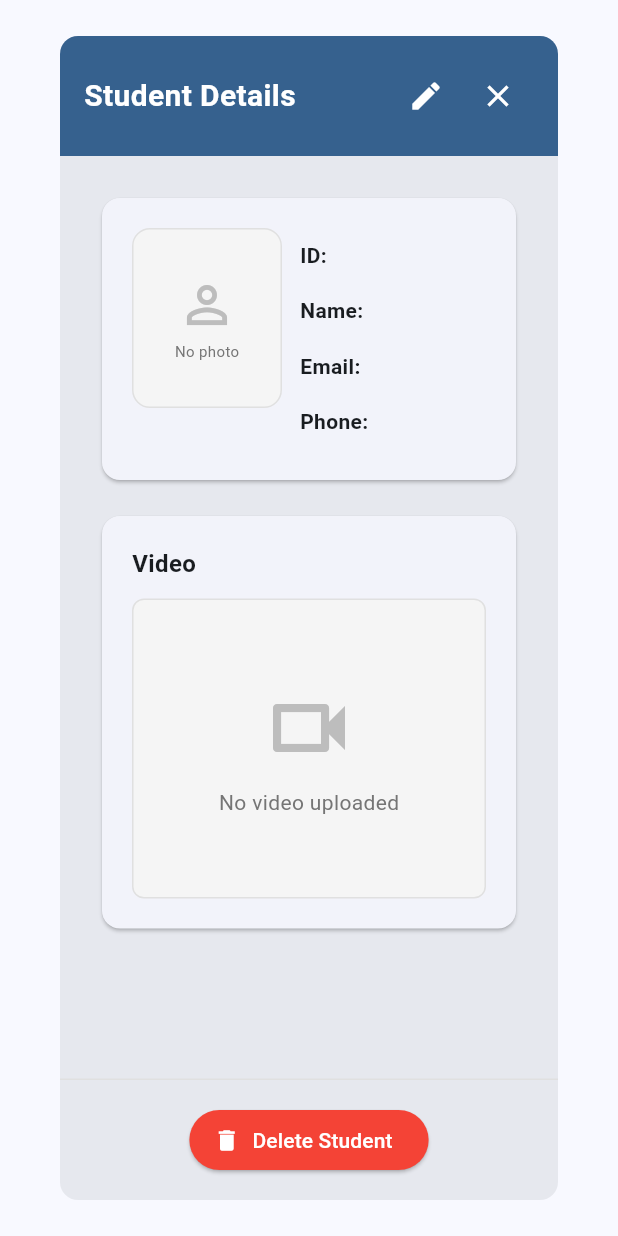
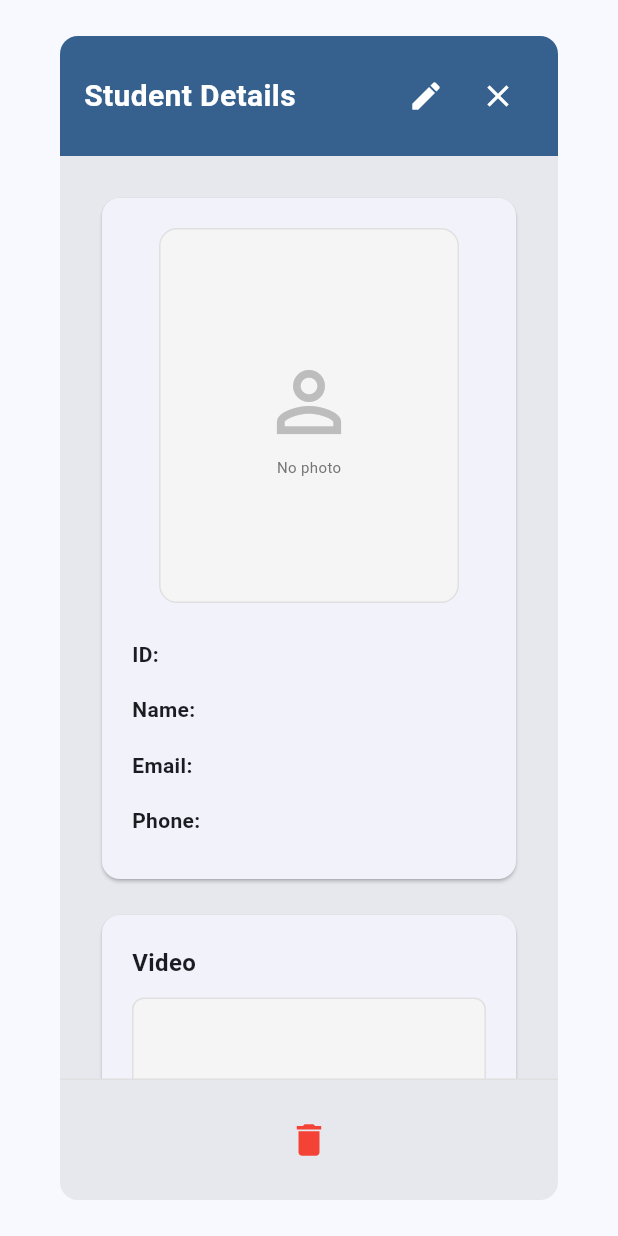
Before and after one commit to NitishGupta2306/student-master, a Flutter app: the StudentDetailDialog widget shown alone on an empty page, opened directly with empty values, on a phone screen of 412 x 824 dp. Run offline on Flutter 3.47's test engine with Material 3 defaults, Android fonts, the phone set to English and light mode, and no system bars; our stand-ins replace chewie, csv, data_table_2, file_picker, fluttertoast, sqflite and 1 more; accounts and stored records are empty.

Commit message:
responsive layout for student card

```diff
--- a/src/lib/widgets/student_detail_dialog.dart
+++ b/src/lib/widgets/student_detail_dialog.dart
@@ -144,39 +144,24 @@ class StudentDetailDialog extends StatelessWidget {
                         padding: const EdgeInsets.all(20),
                         child: LayoutBuilder(
                           builder: (context, constraints) {
-                            // Use smaller photo on narrow screens
-                            final photoWidth = constraints.maxWidth < 400
-                                ? 100.0
-                                : 200.0;
-                            final photoHeight = constraints.maxWidth < 400
-                                ? 120.0
-                                : 250.0;
-                            final spacing = constraints.maxWidth < 400
-                                ? 12.0
-                                : 24.0;
+                            final isNarrow = constraints.maxWidth < 500;
+                            const photoWidth = 200.0;
+                            const photoHeight = 250.0;
 
-                            return Row(
-                              crossAxisAlignment: CrossAxisAlignment.start,
-                              children: [
-                                // Photo on Left
-                                Container(
+                            final photoWidget = Container(
                               width: photoWidth,
                               height: photoHeight,
                               decoration: BoxDecoration(
                                 color: Colors.grey[100],
                                 borderRadius: BorderRadius.circular(12),
-                                    border: Border.all(
-                                      color: Colors.grey[300]!,
-                                    ),
+                                border: Border.all(color: Colors.grey[300]!),
                               ),
                               child:
                                   student.photoPath != null &&
                                       student.photoPath!.isNotEmpty &&
                                       File(student.photoPath!).existsSync()
                                   ? ClipRRect(
-                                          borderRadius: BorderRadius.circular(
-                                            12,
-                                          ),
+                                      borderRadius: BorderRadius.circular(12),
                                       child: Image.file(
                                         File(student.photoPath!),
                                         fit: BoxFit.cover,
@@ -189,9 +174,7 @@ class StudentDetailDialog extends StatelessWidget {
                                         children: [
                                           Icon(
                                             Icons.person_outline,
-                                                size: constraints.maxWidth < 400
-                                                    ? 40.0
-                                                    : 64.0,
+                                            size: 64,
                                             color: Colors.grey[400],
                                           ),
                                           const SizedBox(height: 4),
@@ -205,25 +188,38 @@ class StudentDetailDialog extends StatelessWidget {
                                         ],
                                       ),
                                     ),
-                                ),
+                            );
 
-                                SizedBox(width: spacing),
-
-                                // Info on Right
-                                Expanded(
-                                  child: Column(
-                                    crossAxisAlignment:
-                                        CrossAxisAlignment.start,
+                            final infoWidget = Column(
+                              crossAxisAlignment: CrossAxisAlignment.start,
                               children: [
                                 _buildInfoRow('ID:', student.id),
                                 _buildInfoRow('Name:', student.name),
                                 _buildInfoRow('Email:', student.email),
                                 _buildInfoRow('Phone:', student.phone),
                               ],
-                                  ),
-                                ),
+                            );
+
+                            // Use Column for narrow screens, Row for wide
+                            if (isNarrow) {
+                              return Column(
+                                crossAxisAlignment: CrossAxisAlignment.center,
+                                children: [
+                                  photoWidget,
+                                  const SizedBox(height: 16),
+                                  infoWidget,
                                 ],
                               );
+                            } else {
+                              return Row(
+                                crossAxisAlignment: CrossAxisAlignment.start,
+                                children: [
+                                  photoWidget,
+                                  const SizedBox(width: 24),
+                                  Expanded(child: infoWidget),
+                                ],
+                              );
+                            }
                           },
                         ),
                       ),
@@ -305,14 +301,12 @@ class StudentDetailDialog extends StatelessWidget {
               child: Row(
                 mainAxisAlignment: MainAxisAlignment.center,
                 children: [
-                  ElevatedButton.icon(
+                  IconButton(
                     onPressed: () => _confirmDelete(context),
                     icon: const Icon(Icons.delete),
-                    label: const Text('Delete Student'),
-                    style: ElevatedButton.styleFrom(
-                      backgroundColor: Colors.red,
-                      foregroundColor: Colors.white,
-                    ),
+                    tooltip: 'Delete Student',
+                    color: Colors.red,
+                    iconSize: 28,
                   ),
                 ],
               ),
```
Also changed, not shown: 3 other files. Lines whose indentation alone changed are shown as unchanged.
